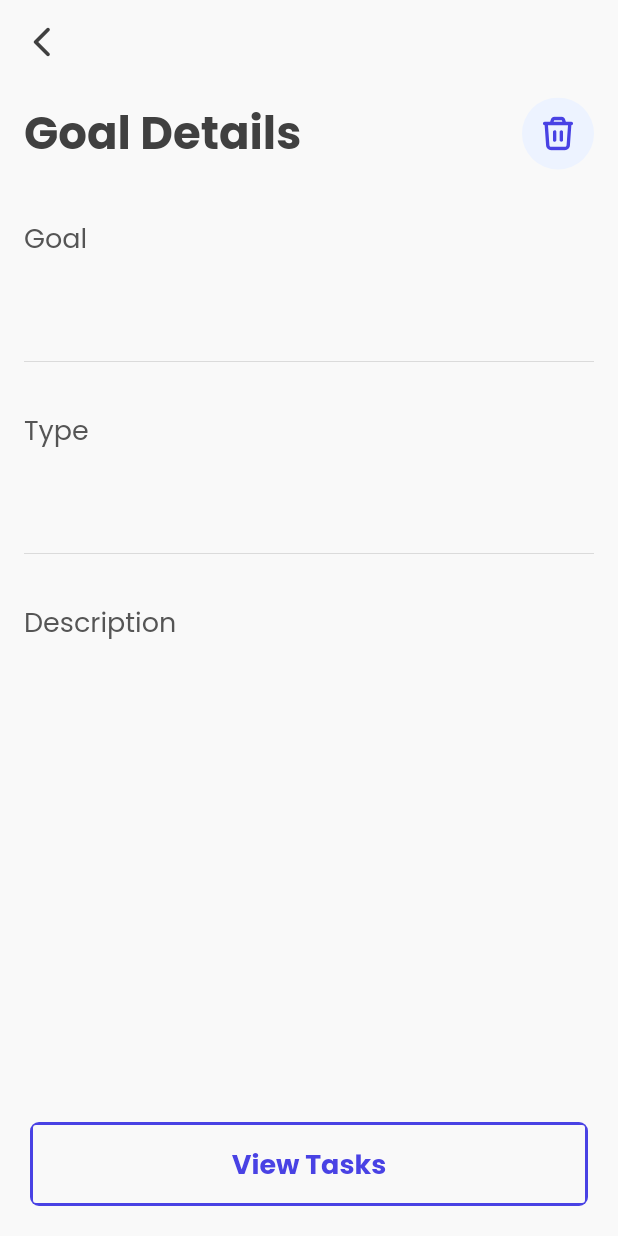
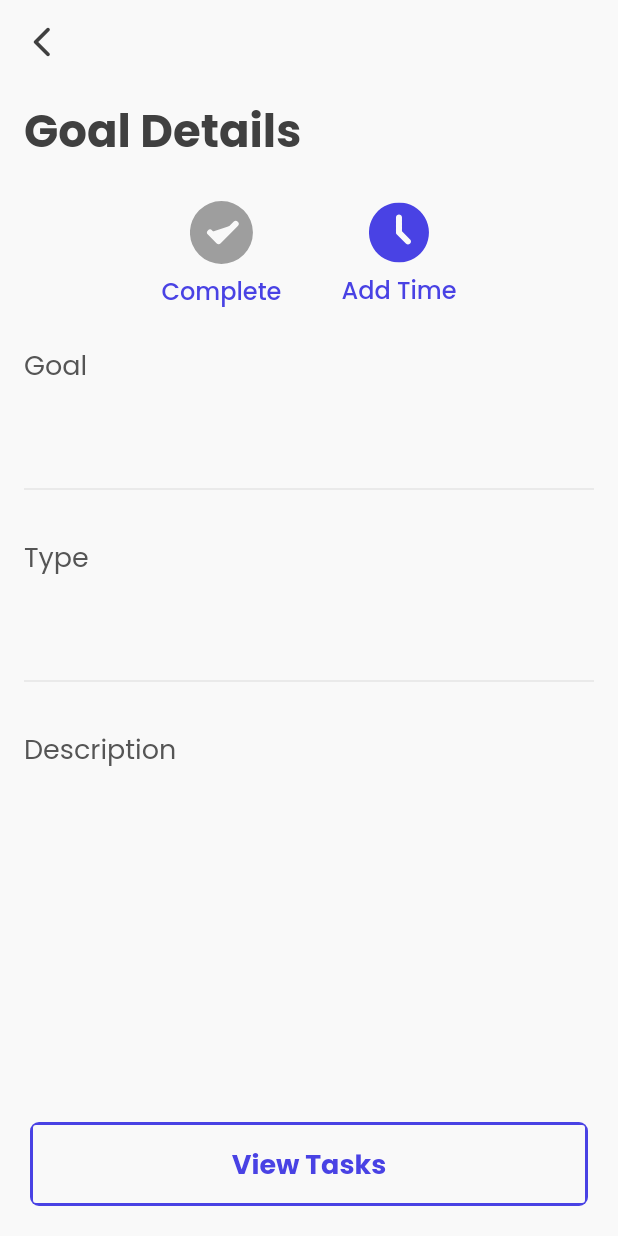
Before and after one commit to abbas-25/todo-sample-task, a Flutter app: the GoalDetailPage screen opened directly with empty values, on a phone screen of 412 x 824 dp. Run offline on Flutter 3.47's test engine with Material 2 defaults, Android fonts, the phone set to English and light mode, and no system bars; our stand-ins replace appwrite, flutter_screenutil, flutter_speed_dial, flutter_svg; network calls fail.

Commit message:
wip - goal completion

```diff
--- a/lib/src/config/typography.dart
+++ b/lib/src/config/typography.dart
@@ -25,6 +25,14 @@ class AppTypography {
     fontFamily: poppinsFont,
     fontWeight: FontWeight.w400,
     fontSize: 18.0,
+    height: 1.5,
+  );
+
+  static const subtitle2 = TextStyle(
+    color: textDefaultColor,
+    fontFamily: poppinsFont,
+    fontWeight: FontWeight.w500,
+    fontSize: 16.0,
     height: 1.5,
   );
 
--- a/lib/src/views/goal_details/goal_details_page.dart
+++ b/lib/src/views/goal_details/goal_details_page.dart
@@ -9,8 +9,6 @@ import 'package:todo_sample/src/common_widgets/primary_button.dart';
 import 'package:todo_sample/src/config/app_theme.dart';
 import 'package:todo_sample/src/config/typography.dart';
 import 'package:todo_sample/src/models/goal.dart';
-import 'package:todo_sample/src/providers/edit_goals_provider.dart';
-import 'package:todo_sample/src/providers/edit_tasks_provider.dart';
 import 'package:todo_sample/src/providers/goal_details_provider.dart';
 import 'package:todo_sample/src/views/task_details/widgets/single_task_preview_detail_widget.dart';
 import 'package:todo_sample/src/views/tasks_list/widgets/single_task_tile_widget.dart';
@@ -27,27 +25,35 @@ class GoalDetailPage extends StatefulWidget {
 }
 
 class _GoalDetailPageState extends State<GoalDetailPage> {
-  late GoalDetailsProvider prov;
+  late GoalDetailsProvider detailsProv;
 
   @override
   void initState() {
     super.initState();
-    prov = Provider.of<GoalDetailsProvider>(context, listen: false);
+    detailsProv = Provider.of<GoalDetailsProvider>(context, listen: false);
+    detailsProv.init(widget.goal);
   }
 
   @override
   Widget build(BuildContext context) {
     return Scaffold(
       appBar: _buildAppBar(),
-      body: Consumer<EditTaskProvider>(
-        builder: (context, prov, __) {
+      body: ValueListenableBuilder(
+        valueListenable: detailsProv.loadingGoal,
+        builder: (context, _, __) {
+          if(detailsProv.loadingGoal.value) {
+            return const Center(child: CircularProgressIndicator(),);
+          }
+          return  ValueListenableBuilder(
+              valueListenable: detailsProv.processing,
+              builder: (context, _, __) {
                 return Stack(
                   children: [
                     Positioned.fill(
                       child: IgnorePointer(
-                  ignoring: prov.isProcessing,
+                        ignoring: detailsProv.processing.value,
                         child: Opacity(
-                    opacity: prov.isProcessing ? 0.5 : 1,
+                          opacity: detailsProv.processing.value ? 0.5 : 1,
                           child: SingleChildScrollView(
                             child: Padding(
                               padding: const EdgeInsets.symmetric(horizontal: 16),
@@ -55,7 +61,9 @@ class _GoalDetailPageState extends State<GoalDetailPage> {
                                 crossAxisAlignment: CrossAxisAlignment.start,
                                 children: [
                                   _buildPageHeader(context),
-                            const SizedBox(height: 32),
+                                  const SizedBox(height: 24),
+                                  _buildOptions(),
+                                  const SizedBox(height: 24),
                                   SingleTaskPreviewDetailWidget(
                                     title: "Goal",
                                     value: widget.goal.title,
@@ -79,13 +87,48 @@ class _GoalDetailPageState extends State<GoalDetailPage> {
                         ),
                       ),
                     ),
-              if (prov.isProcessing)
+                    if (detailsProv.processing.value)
                       const Center(child: CircularProgressIndicator()),
                   ],
                 );
+              });
+        }
+      ),
+      bottomSheet: _buildTasksByGoalsButton(),
+    );
+  }
+
+  Widget _buildOptions() {
+    return Row(
+      mainAxisAlignment: MainAxisAlignment.center,
+      children: [
+        ValueListenableBuilder(
+          valueListenable: detailsProv.isCompleted,
+          builder: (c, _, __) => DetailsPageOption(
+            icon: "assets/icons/complete-tick.svg",
+            state: detailsProv.isCompleted.value,
+            title: "Complete",
+            onTap: () {
+              if (detailsProv.isCompleted.value) {
+                return;
+              } else {
+                detailsProv.markGoalAsComplete(goal: widget.goal);
+              }
             },
           ),
-      bottomSheet: _buildTasksByGoalsButton(),
+        ),
+        const SizedBox(
+          width: 40,
+        ),
+        DetailsPageOption(
+          icon: "assets/icons/clock.svg",
+          state: true,
+          title: "Add Time",
+          onTap: () {
+            // todo show add time poppup
+          },
+        ),
+      ],
     );
   }
 
@@ -95,7 +138,7 @@ class _GoalDetailPageState extends State<GoalDetailPage> {
         child: PrimaryOutlineButton(
             title: "View Tasks",
             onTap: () {
-              prov.getTasksFromDb(widget.goal.id);
+              detailsProv.getTasksFromDb(widget.goal.id);
               showModalBottomSheet(
                   isScrollControlled: true,
                   constraints: BoxConstraints(
@@ -111,9 +154,9 @@ class _GoalDetailPageState extends State<GoalDetailPage> {
                   context: context,
                   builder: (ctx) {
                     return ValueListenableBuilder(
-                        valueListenable: prov.loadingTasks,
+                        valueListenable: detailsProv.loadingTasks,
                         builder: (context, _, __) {
-                          if (prov.loadingTasks.value) {
+                          if (detailsProv.loadingTasks.value) {
                             return const Center(
                               child: CircularProgressIndicator(),
                             );
@@ -135,7 +178,7 @@ class _GoalDetailPageState extends State<GoalDetailPage> {
                                   const SizedBox(
                                     height: 16,
                                   ),
-                                  if (prov.tasksByGoals.isEmpty)
+                                  if (detailsProv.tasksByGoals.isEmpty)
                                     const Padding(
                                       padding: EdgeInsets.only(top: 50),
                                       child: Text(
@@ -143,7 +186,7 @@ class _GoalDetailPageState extends State<GoalDetailPage> {
                                         style: AppTypography.caption,
                                       ),
                                     ),
-                                  for (final item in prov.tasksByGoals)
+                                  for (final item in detailsProv.tasksByGoals)
                                     Padding(
                                         padding:
                                             const EdgeInsets.only(bottom: 16),
@@ -164,27 +207,61 @@ class _GoalDetailPageState extends State<GoalDetailPage> {
   }
 
   PageHeader _buildPageHeader(BuildContext context) {
-    return PageHeader(
+    return const PageHeader(
       title: "Goal Details",
-      trailingIcon: InkWell(
-        onTap: () {
-          Provider.of<EditGoalsProvider>(context, listen: false)
-              .deleteDocument(widget.goal)
-              .then((value) => Navigator.of(context).pop());
-        },
-        child: Container(
-          height: 48,
-          width: 48,
-          decoration: const BoxDecoration(
-            color: Color(0xffEDF3FF),
-            shape: BoxShape.circle,
-          ),
-          child: Center(
-            child: SvgPicture.asset("assets/icons/dustbin.svg",
-                height: 23.33, width: 21, color: AppTheme.primaryColor),
-          ),
-        ),
-      ),
+      // trailingIcon: InkWell(
+      //   onTap: () {
+      //     Provider.of<EditGoalsProvider>(context, listen: false)
+      //         .deleteDocument(widget.goal)
+      //         .then((value) => Navigator.of(context).pop());
+      //   },
+      // ),
     );
   }
 }
+
+class DetailsPageOption extends StatelessWidget {
+  final Function onTap;
+  final String icon;
+  final bool state;
+  final String title;
+  const DetailsPageOption({
+    Key? key,
+    required this.onTap,
+    required this.icon,
+    required this.state,
+    required this.title,
+  }) : super(key: key);
+
+  @override
+  Widget build(BuildContext context) {
+    return Column(
+      children: [
+        InkWell(
+          onTap: () => onTap(),
+          // child: Container(
+          //   height: 48,
+          //   width: 48,
+          //   decoration: BoxDecoration(
+          //     color: state ? const Color(0xffEDF3FF) : Colors.transparent,
+          //     shape: BoxShape.circle,
+          //   ),
+          child: Center(
+            child: SvgPicture.asset(
+              icon,
+              color: state ? AppTheme.primaryColor : Colors.grey,
+            ),
+            // ),
+          ),
+        ),
+        const SizedBox(
+          height: 6,
+        ),
+        Text(
+          title,
+          style: AppTypography.subtitle2.copyWith(color: AppTheme.primaryColor),
+        )
+      ],
+    );
+  }
+}
--- a/lib/src/views/new_goal/new_goal_page.dart
+++ b/lib/src/views/new_goal/new_goal_page.dart
@@ -84,6 +84,7 @@ class _NewGoalPageState extends State<NewGoalPage> {
                                     .createGoalFromDb(
                                         goal: Goal(
                                       id: "",
+                                      isCompleted: false,
                                       title: titleController.text.trim(),
                                       type: type!,
                                       description: descController.text.trim(),
```
Also changed, not shown: lib/src/models/goal.dart (+12 -3 lines), lib/src/providers/goal_details_provider.dart (+60 -0 lines), assets/icons/clock.svg (added), assets/icons/complete-tick.svg (added), assets/icons/dustbin-circle.svg (added). Lines whose indentation alone changed are shown as unchanged.
